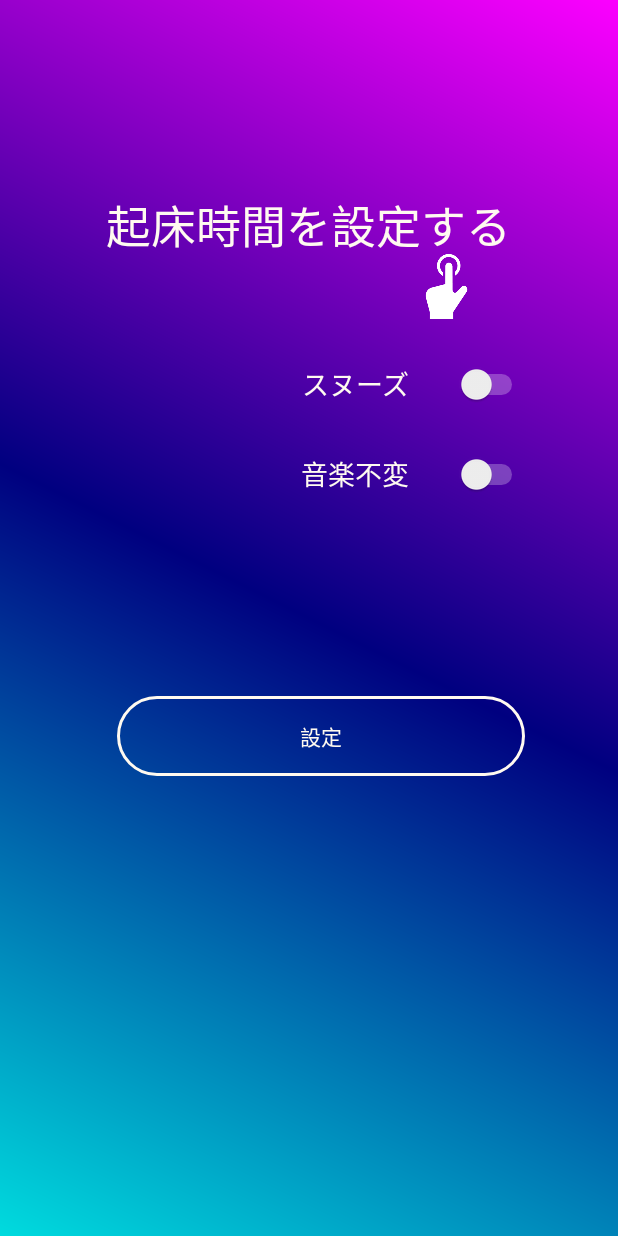
After one commit to minoru1027/SleepLeader, an Android app: the AlarmEditActivity screen opened directly, with no data from a screen before it, on a phone screen of 412 x 824 dp. The commit adds this screen. Run offline under Robolectric (Android 15) with nearby library versions, the phone set to English and light mode, and no system bars; libraries missing offline, so code that uses them is left out: io.realm, io.realm.kotlin; Roboto replaces fonts that are not available here; 8 statements that could not run were skipped.

Commit message:
add:AlarmEditActivity追加

```diff
--- /dev/null
+++ b/app/src/main/java/f1/sleepLeader/AlarmEditActivity.kt
@@ -0,0 +1,151 @@
+package f1.sleepLeader
+
+import android.content.Intent
+import androidx.appcompat.app.AppCompatActivity
+import android.os.Bundle
+import android.view.View
+import android.widget.AdapterView
+import android.widget.Toast
+import io.realm.Realm
+import io.realm.kotlin.createObject
+import io.realm.kotlin.where
+import kotlinx.android.synthetic.main.activity_alarm_set.*
+import org.jetbrains.anko.startActivity
+import java.lang.IllegalArgumentException
+import java.lang.NullPointerException
+import java.text.ParseException
+import java.text.SimpleDateFormat
+import java.util.*
+import kotlin.collections.ArrayList
+
+class AlarmEditActivity : AppCompatActivity() {
+
+    private lateinit var realm : Realm
+    private var musicPath : String = ""
+    private var alarmRealm : Realm = Realm.getDefaultInstance()
+    private var selectId : Long = 1
+
+    override fun onCreate(savedInstanceState: Bundle?) {
+        super.onCreate(savedInstanceState)
+        setContentView(R.layout.activity_alarm_edit)
+
+        realm = Realm.getDefaultInstance()
+
+        val musicList = realm.where<MusicTable>().findAll()
+        val alarmList = alarmRealm.where<AlarmTable>().findAll()
+
+        musicSpinner.adapter = musicAdapter(musicList)
+        musicSpinner.visibility = View.GONE
+
+        selectId = intent.getLongExtra("alarmId",0)
+
+        val select = realm.where<AlarmTable>().equalTo("alarmId",selectId).findFirst()
+
+        timePicker.setText(select?.timer)
+
+        if(select?.snoozeFlag.equals("true")){
+            snoozeFlag.setChecked(true)
+        }
+
+        if(select?.musicFlag.equals("true")){
+            musicFlag.setChecked(true)
+            musicSpinner.visibility = View.VISIBLE
+            val selectMusic = alarmRealm.where<MusicTable>().equalTo("musicPath",select?.musicPath).findFirst()
+            val selectMusicId = selectMusic?.musicId!!.toInt()
+            musicSpinner.setSelection(selectMusicId-1)
+        }
+    }
+
+    override fun onResume() {
+        super.onResume()
+
+        timePicker.setOnClickListener {
+            val newFragment = TimePickerFragment()
+            newFragment.show(supportFragmentManager, "Time Picker")
+
+        }
+
+
+
+        musicFlag.setOnClickListener{
+            if(musicFlag.isChecked === true) {
+                musicSpinner.visibility = View.VISIBLE
+            }else{
+                musicSpinner.visibility = View.GONE
+            }
+        }
+
+        musicSpinner.onItemSelectedListener = object : AdapterView.OnItemSelectedListener{
+            override fun onItemSelected(parent: AdapterView<*>?, view: View?, position: Int, id: Long) {
+
+                val musicPosition = musicSpinner.getItemAtPosition(position) as MusicTable
+                musicPath = musicPosition.musicPath
+                println(musicPath)
+
+            }
+
+            override fun onNothingSelected(parent: AdapterView<*>?) {
+
+            }
+        }
+        AlarmSetting.setOnClickListener {
+            try{
+                realm.executeTransaction {
+                    var alarm = realm.where<AlarmTable>().equalTo("alarmId",selectId).findFirst()
+
+                    //設定した時間
+                    var time = timePicker.text.toString()
+
+                    if(time.equals("起床時間を設定する")) {
+                        Toast.makeText(applicationContext, "時間が入力されていません", Toast.LENGTH_LONG).show()
+                        startActivity<AlarmSetActivity>()
+                    }else{
+                        intent.putExtra("setTime", time)
+                        alarm?.timer = time
+
+                        //スヌーズ設定
+                        var snooze = snoozeFlag.isChecked.toString()
+                        alarm?.snoozeFlag = snooze
+
+                        //音楽の再生設定
+                        var music = musicFlag.isChecked.toString()
+                        println(music)
+                        alarm?.musicFlag = music
+
+                        //音楽のファイルパス
+                        alarm?.musicPath = musicPath
+
+                        val timer = realm.where<AlarmTable>().equalTo("timer",time).findFirst()
+                        val intent = Intent(applicationContext, AlarmListActivity::class.java)
+                        Toast.makeText(applicationContext, "編集が終わったでー", Toast.LENGTH_LONG).show()
+                        startActivity(intent)
+                    }
+
+                }
+            }catch (e: NullPointerException){
+                Toast.makeText(applicationContext, "時間が入力されていません", Toast.LENGTH_LONG).show()
+                startActivity<AlarmSetActivity>()
+            }
+        }
+    }
+    private fun String.toDate(time : String = "HH:mm") : Date?{
+        val sdTimer = try{
+            SimpleDateFormat(time)
+
+        }catch (e: IllegalArgumentException){
+            null
+
+        }
+
+        val timer = sdTimer?.let{
+            try{
+                it.parse(this)
+
+            }catch (e: ParseException){
+                null
+
+            }
+        }
+        return timer
+    }
+}
--- /dev/null
+++ b/app/src/main/res/layout/activity_alarm_edit.xml
@@ -0,0 +1,121 @@
+<?xml version="1.0" encoding="utf-8"?>
+<androidx.constraintlayout.widget.ConstraintLayout xmlns:android="http://schemas.android.com/apk/res/android"
+        xmlns:app="http://schemas.android.com/apk/res-auto"
+        xmlns:tools="http://schemas.android.com/tools"
+        android:layout_width="match_parent"
+        android:layout_height="match_parent"
+        android:background="@drawable/gradtion"
+        android:backgroundTintMode="add"
+        tools:context=".AlarmSetActivity">
+
+    <Button
+            android:id="@+id/AlarmSetting"
+            android:layout_width="272dp"
+            android:layout_height="53dp"
+            android:layout_marginTop="128dp"
+            android:background="@drawable/radius"
+            android:text="設定"
+            android:textColor="#fffaf0"
+            app:layout_constraintEnd_toEndOf="parent"
+            app:layout_constraintHorizontal_bias="0.555"
+            app:layout_constraintStart_toStartOf="parent"
+            app:layout_constraintTop_toBottomOf="@+id/musicSpinner" />
+
+    <Switch
+            android:id="@+id/musicFlag"
+            android:layout_width="65dp"
+            android:layout_height="40dp"
+            android:layout_marginTop="20dp"
+            android:layout_marginEnd="50dp"
+
+            android:textColor="#fffaf0"
+            android:textColorHint="#fffaf0"
+            android:theme="@style/CustomSwitch"
+            app:layout_constraintEnd_toEndOf="parent"
+            app:layout_constraintStart_toEndOf="@+id/textView2"
+            app:layout_constraintTop_toBottomOf="@+id/snoozeFlag"
+
+
+            />
+
+    <Spinner
+            android:id="@+id/musicSpinner"
+            android:layout_width="wrap_content"
+            android:layout_height="wrap_content"
+            android:layout_marginTop="24dp"
+            android:spinnerMode="dialog"
+            app:layout_constraintEnd_toEndOf="parent"
+            app:layout_constraintHorizontal_bias="0.793"
+            app:layout_constraintStart_toStartOf="parent"
+            app:layout_constraintTop_toBottomOf="@+id/musicFlag"
+
+            />
+
+    <Switch
+            android:id="@+id/snoozeFlag"
+            android:layout_width="65dp"
+            android:layout_height="40dp"
+            android:layout_marginTop="52dp"
+            android:layout_marginEnd="50dp"
+
+            android:textColor="#fffaf0"
+            android:textColorHint="#fffaf0"
+            android:theme="@style/CustomSwitch"
+            app:layout_constraintEnd_toEndOf="parent"
+            app:layout_constraintStart_toEndOf="@+id/スヌーズ"
+            app:layout_constraintTop_toBottomOf="@+id/timePicker"
+            />
+
+    <TextView
+            android:id="@+id/timePicker"
+            android:layout_width="294dp"
+            android:layout_height="68dp"
+            android:layout_marginStart="10dp"
+            android:layout_marginTop="116dp"
+            android:layout_marginEnd="10dp"
+            android:gravity="center"
+            android:text="起床時間を設定する"
+            android:textColor="#fffaf0"
+            android:textSize="30sp"
+            app:layout_constraintEnd_toEndOf="parent"
+            app:layout_constraintHorizontal_bias="0.495"
+            app:layout_constraintStart_toStartOf="parent"
+            app:layout_constraintTop_toTopOf="parent"
+            />
+
+    <ImageView
+            android:id="@+id/imageView"
+            android:layout_width="43dp"
+            android:layout_height="50dp"
+            android:layout_marginStart="276dp"
+            android:layout_marginBottom="20dp"
+            app:layout_constraintBottom_toTopOf="@+id/snoozeFlag"
+            app:layout_constraintStart_toStartOf="parent"
+            app:srcCompat="@mipmap/touch" />
+
+    <TextView
+            android:id="@+id/スヌーズ"
+            android:layout_width="79dp"
+            android:layout_height="40dp"
+            android:layout_marginStart="197dp"
+            android:layout_marginTop="52dp"
+            android:gravity="center"
+            android:text="スヌーズ"
+            android:textColor="#fffaf0"
+            android:textSize="18sp"
+            app:layout_constraintStart_toStartOf="parent"
+            app:layout_constraintTop_toBottomOf="@+id/timePicker" />
+
+    <TextView
+            android:id="@+id/textView2"
+            android:layout_width="79dp"
+            android:layout_height="40dp"
+            android:layout_marginStart="197dp"
+            android:layout_marginTop="20dp"
+            android:gravity="center"
+            android:text="音楽不変"
+            android:textColor="#fffaf0"
+            android:textSize="18sp"
+            app:layout_constraintStart_toStartOf="parent"
+            app:layout_constraintTop_toBottomOf="@+id/スヌーズ" />
+</androidx.constraintlayout.widget.ConstraintLayout>
```
Also changed, not shown: app/src/main/AndroidManifest.xml (+4 -4 lines), app/src/main/java/f1/sleepLeader/AlarmListActivity.kt (+14 -7 lines), app/src/main/java/f1/sleepLeader/AlarmSetActivity.kt (+40 -11 lines).
